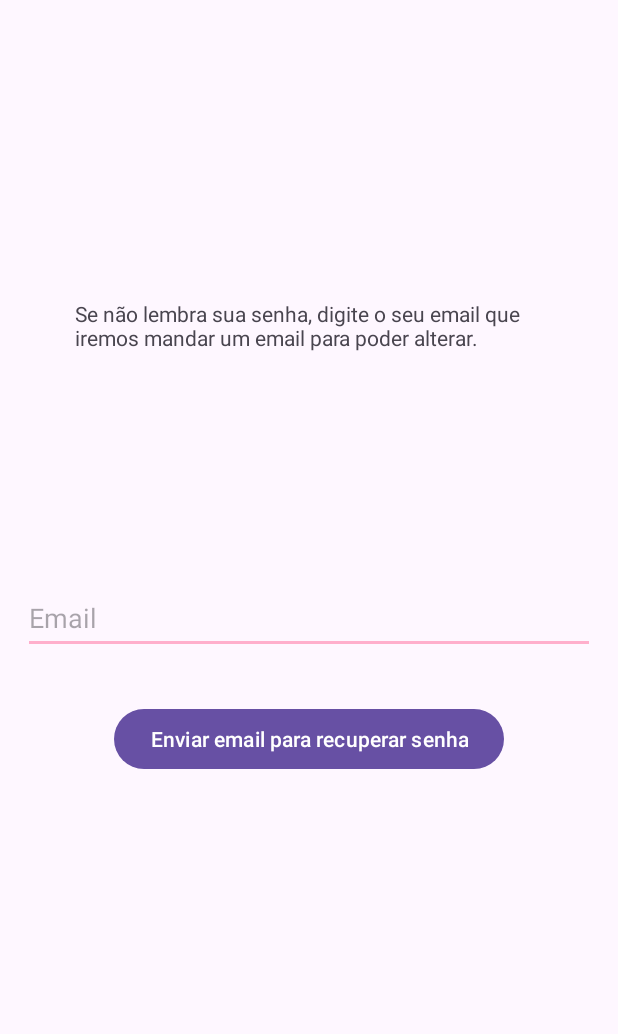
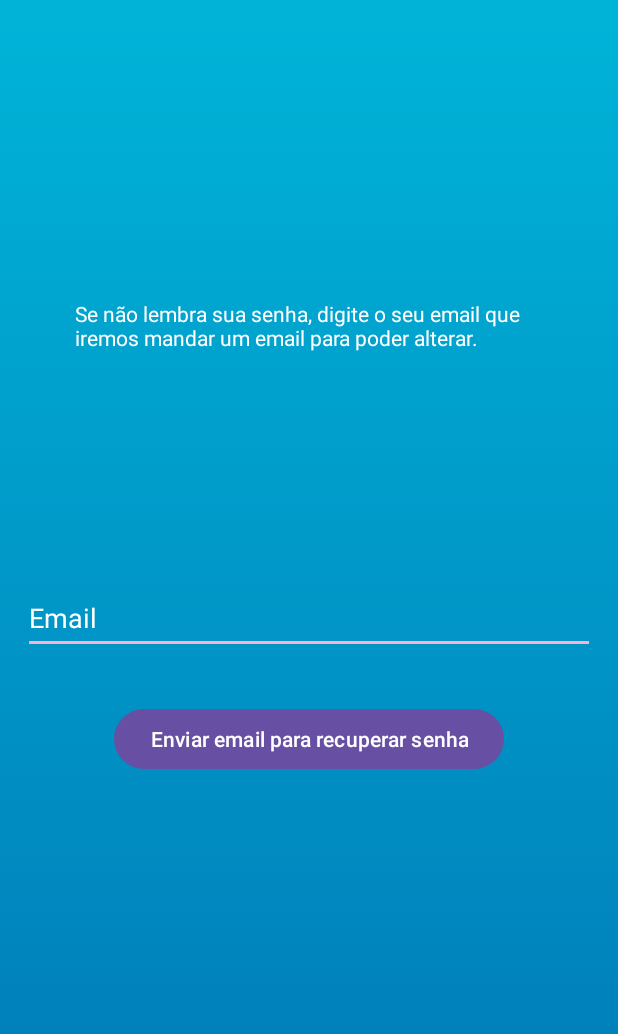
Before and after one commit to Abrahao02/ReceitaAplicativoAndroid, an Android app: the EsqueciSenhaActivity screen opened directly, with no data from a screen before it, on a phone screen of 412 x 824 dp. Shown: the top 1034 px of the screen. Run offline under Robolectric (Android 15) with nearby library versions, the phone set to English and light mode, and no system bars; our stand-ins replace Firebase (no records; nobody signed in at launch, a user with empty details on screens opened directly).

Commit message:
Esqueci minha senha XML
Alterei o XML do esqueci minha senha

```diff
--- a/app/src/main/res/layout/activity_esqueci_senha.xml
+++ b/app/src/main/res/layout/activity_esqueci_senha.xml
@@ -3,13 +3,16 @@
     xmlns:app="http://schemas.android.com/apk/res-auto"
     xmlns:tools="http://schemas.android.com/tools"
     android:layout_width="match_parent"
-    android:layout_height="match_parent">
+    android:layout_height="match_parent"
+    android:background="@drawable/gradient">
 
     <EditText
         android:id="@+id/txt_emaillogin"
         android:layout_width="0dp"
         android:layout_height="wrap_content"
         android:layout_margin="15dp"
+        android:textColor="#FFFFFF"
+        android:textColorHint="#FFFFFF"
         android:backgroundTint="#ffafcc"
         android:hint="Email"
         android:minHeight="48dp"
@@ -23,6 +26,7 @@
         android:layout_width="wrap_content"
         android:layout_height="wrap_content"
         android:padding="50dp"
+        android:textColor="#FFFFFF"
         android:text="Se não lembra sua senha, digite o seu email que iremos mandar um email para poder alterar."
         app:layout_constraintBottom_toBottomOf="parent"
         app:layout_constraintEnd_toEndOf="parent"
@@ -33,6 +37,7 @@
 
     <Button
         android:id="@+id/btn_resetemail"
+        android:textColor="#FFFFFF"
         android:layout_width="wrap_content"
         android:layout_height="wrap_content"
         android:text="Enviar email para recuperar senha"
--- a/app/src/main/res/layout/activity_main.xml
+++ b/app/src/main/res/layout/activity_main.xml
@@ -4,7 +4,7 @@
     xmlns:tools="http://schemas.android.com/tools"
     android:layout_width="match_parent"
     android:layout_height="match_parent"
-    android:background="@drawable/gradient_background"
+    android:background="@drawable/gradient"
     tools:context=".MainActivity">
 
     <TextView
```
Also changed, not shown: app/src/main/res/layout/activity_cadastro.xml (+6 -6 lines), app/src/main/res/layout/activity_login.xml (+9 -9 lines).
